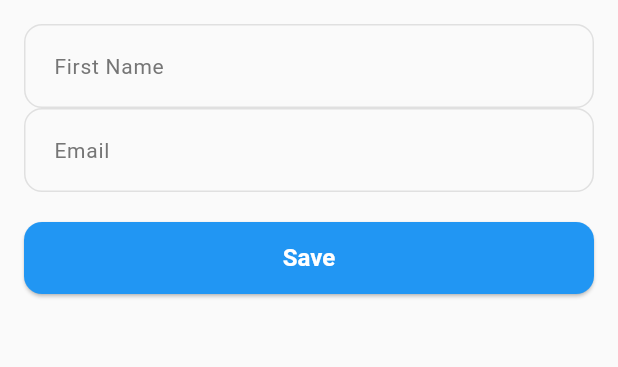
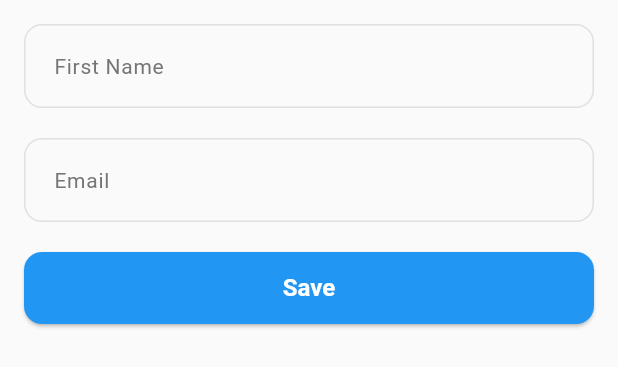
Before and after one commit to masum-excellisit/flutter_app_starter_bloc, a Flutter app: the EditProfileForm widget shown alone on an empty page, opened directly with empty values, after a tap on "Save", on a phone screen of 412 x 824 dp. Shown: the top 367 px of the screen. Run offline on Flutter 3.47's test engine with Material 3 defaults, Android fonts, the phone set to English and light mode, and no system bars; our stand-ins replace dio, equatable, flutter_bloc, flutter_secure_storage, go_router, shared_preferences; accounts and stored records are empty; network calls fail.

Commit message:
feat: Enhance edit profile functionality with PUT request, logging, and state management improvements

```diff
--- a/lib/core/network/api_urls.dart
+++ b/lib/core/network/api_urls.dart
@@ -15,6 +15,5 @@ class EndPoints {
   static const userLogin = '/auth/login';
   static const register = "/users/add";
   static const profile = "/user/me";
-  static const updateProfile = "/user/update";
-  static const getProfile = "/user/me";
+  static const updateProfile = "/users";
 }
--- a/lib/features/edit_profile/bloc/edit_profile_bloc.dart
+++ b/lib/features/edit_profile/bloc/edit_profile_bloc.dart
@@ -22,6 +22,7 @@ class EditProfileBloc extends Bloc<EditProfileEvent, EditProfileState> {
       emit(EditProfileLoading());
       final response = await repository.updateProfile(event.request,
           imageFile: event.imageFile);
+      print("Response: ${response.toString()}");
       if (response.data != null) {
         emit(EditProfileLoaded(response.data!));
       } else {
--- a/lib/features/edit_profile/model/edit_profile_request.dart
+++ b/lib/features/edit_profile/model/edit_profile_request.dart
@@ -1,14 +1,61 @@
 class EditProfileRequest {
-  final String name;
-  final String email;
 
-  EditProfileRequest({
-    required this.name,
-    required this.email,
-  });
+  String? firstName;
+  String? lastName;
+  String? maidenName;
+  int? age;
+  String? gender;
+  String? email;
+  String? phone;
+  String? username;
+  String? password;
+  String? birthDate;
+  String? image;
+  String? bloodGroup;
+  double? height;
+  double? weight;
+  String? eyeColor;
+  String? role;
 
-  Map<String, dynamic> toJson() => {
-        "name": name,
-        "email": email,
-      };
+  EditProfileRequest(
+      {
+      this.firstName,
+      this.lastName,
+      this.maidenName,
+      this.age,
+      this.gender,
+      this.email,
+      this.phone,
+      this.username,
+      this.password,
+      this.birthDate,
+      this.image,
+      this.bloodGroup,
+      this.height,
+      this.weight,
+      this.eyeColor,
+      this.role});
+
+
+  Map<String, dynamic> toJson() {
+    final Map<String, dynamic> data = <String, dynamic>{};
+
+    data['firstName'] = firstName;
+    data['lastName'] = lastName;
+    data['maidenName'] = maidenName;
+    data['age'] = age;
+    data['gender'] = gender;
+    data['email'] = email;
+    data['phone'] = phone;
+    data['username'] = username;
+    data['password'] = password;
+    data['birthDate'] = birthDate;
+    data['image'] = image;
+    data['bloodGroup'] = bloodGroup;
+    data['height'] = height;
+    data['weight'] = weight;
+    data['eyeColor'] = eyeColor;
+    data['role'] = role;
+    return data;
+  }
 }
--- a/lib/features/edit_profile/widgets/edit_profile_form.dart
+++ b/lib/features/edit_profile/widgets/edit_profile_form.dart
@@ -34,6 +34,7 @@ class _EditProfileFormState extends State<EditProfileForm> {
           TextField(
               controller: nameController,
               decoration: const InputDecoration(labelText: "First Name")),
+          const SizedBox(height: 20),
           TextField(
               controller: emailController,
               decoration: const InputDecoration(labelText: "Email")),
@@ -41,7 +42,7 @@ class _EditProfileFormState extends State<EditProfileForm> {
           ElevatedButton(
             onPressed: () {
               final request = EditProfileRequest(
-                name: nameController.text,
+                firstName: nameController.text,
                 email: emailController.text,
               );
               context.read<EditProfileBloc>().add(UpdateProfileEvent(request));
```
Also changed, not shown: lib/core/network/api_client.dart (+28 -0 lines), lib/features/edit_profile/api/edit_profile_api.dart (+6 -4 lines), lib/features/edit_profile/screens/edit_profile_screen.dart (+17 -1 lines).
